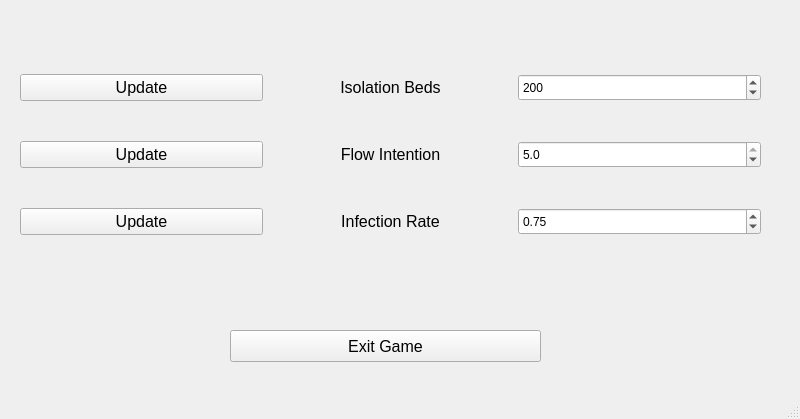
Above: GameControlPanel.ui from JaneYSY/SCFinal before the change. Below: the same form after it.
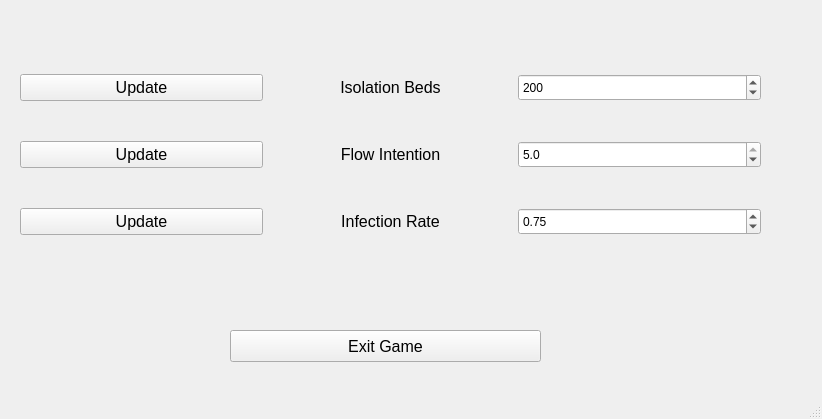
That is the form after the change.

Commit message: Update Control Panel Code. Bugs need to be fixed

```diff
--- a/GameControlPanel.ui
+++ b/GameControlPanel.ui
@@ -6,7 +6,7 @@
    <rect>
     <x>0</x>
     <y>0</y>
-    <width>800</width>
+    <width>822</width>
     <height>419</height>
    </rect>
   </property>
```
Left out of the diff: 16 changed lines with no effect on the pictures. The commit also changes 2 other files.
